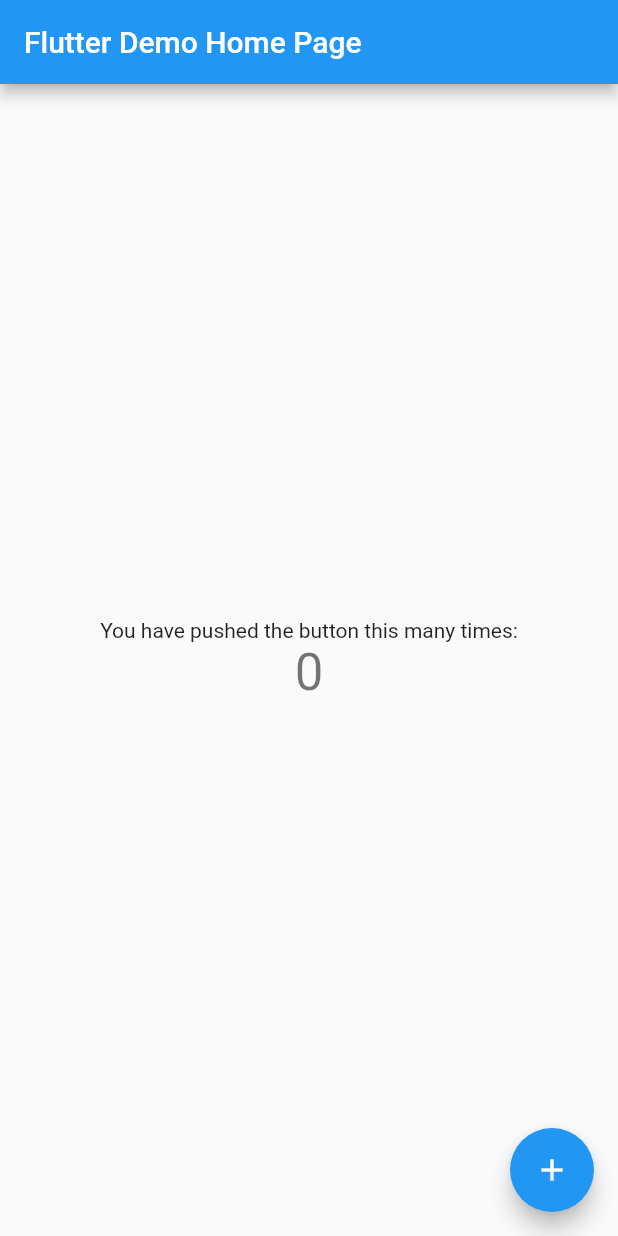
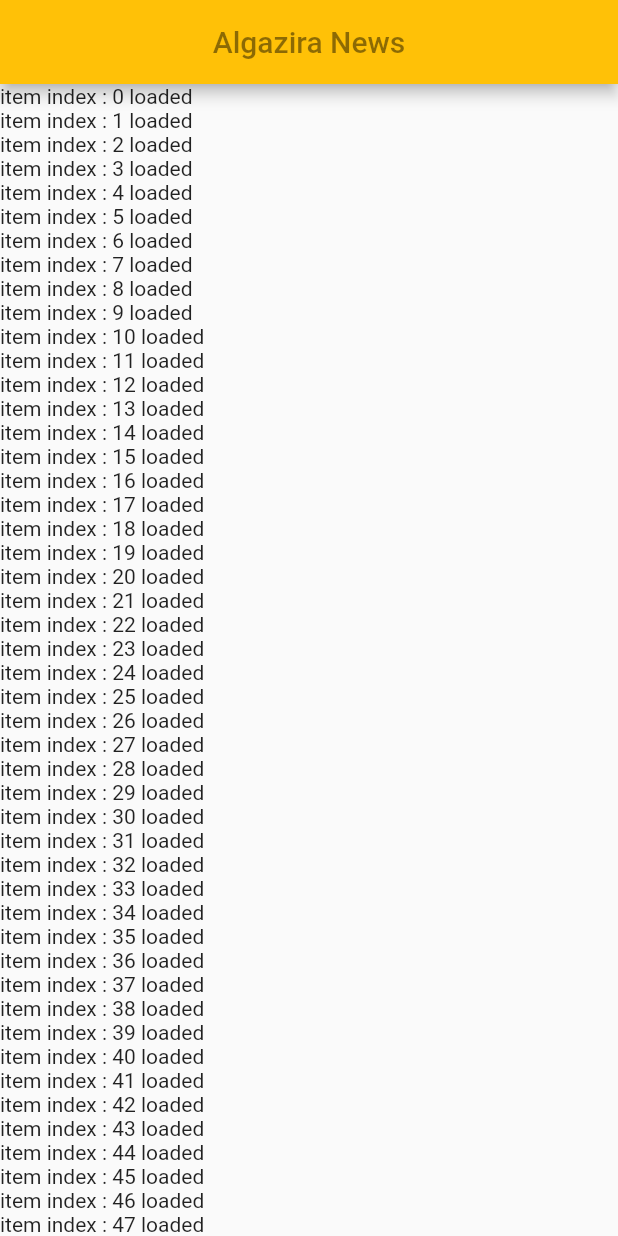
Before and after one commit to ElsaiedSamaka/chewie-video-player, a Flutter app: the screen it shows after launch, on a phone screen of 412 x 824 dp. Run offline on Flutter 3.47's test engine with Material 2 defaults, Android fonts, the phone set to English and light mode, and no system bars; our stand-ins replace rxdart, sqflite; accounts and stored records are empty.

```diff
--- a/news/lib/main.dart
+++ b/news/lib/main.dart
@@ -1,117 +1,5 @@
 import 'package:flutter/material.dart';
-
+import 'src/app.dart';
 void main() {
-  runApp(MyApp());
+  runApp(App());
 }
-
-class MyApp extends StatelessWidget {
-  // This widget is the root of your application.
-  @override
-  Widget build(BuildContext context) {
-    return MaterialApp(
-      title: 'Flutter Demo',
-      theme: ThemeData(
-        // This is the theme of your application.
-        //
-        // Try running your application with "flutter run". You'll see the
-        // application has a blue toolbar. Then, without quitting the app, try
-        // changing the primarySwatch below to Colors.green and then invoke
-        // "hot reload" (press "r" in the console where you ran "flutter run",
-        // or simply save your changes to "hot reload" in a Flutter IDE).
-        // Notice that the counter didn't reset back to zero; the application
-        // is not restarted.
-        primarySwatch: Colors.blue,
-        // This makes the visual density adapt to the platform that you run
-        // the app on. For desktop platforms, the controls will be smaller and
-        // closer together (more dense) than on mobile platforms.
-        visualDensity: VisualDensity.adaptivePlatformDensity,
-      ),
-      home: MyHomePage(title: 'Flutter Demo Home Page'),
-    );
-  }
-}
-
-class MyHomePage extends StatefulWidget {
-  MyHomePage({Key key, this.title}) : super(key: key);
-
-  // This widget is the home page of your application. It is stateful, meaning
-  // that it has a State object (defined below) that contains fields that affect
-  // how it looks.
-
-  // This class is the configuration for the state. It holds the values (in this
-  // case the title) provided by the parent (in this case the App widget) and
-  // used by the build method of the State. Fields in a Widget subclass are
-  // always marked "final".
-
-  final String title;
-
-  @override
-  _MyHomePageState createState() => _MyHomePageState();
-}
-
-class _MyHomePageState extends State<MyHomePage> {
-  int _counter = 0;
-
-  void _incrementCounter() {
-    setState(() {
-      // This call to setState tells the Flutter framework that something has
-      // changed in this State, which causes it to rerun the build method below
-      // so that the display can reflect the updated values. If we changed
-      // _counter without calling setState(), then the build method would not be
-      // called again, and so nothing would appear to happen.
-      _counter++;
-    });
-  }
-
-  @override
-  Widget build(BuildContext context) {
-    // This method is rerun every time setState is called, for instance as done
-    // by the _incrementCounter method above.
-    //
-    // The Flutter framework has been optimized to make rerunning build methods
-    // fast, so that you can just rebuild anything that needs updating rather
-    // than having to individually change instances of widgets.
-    return Scaffold(
-      appBar: AppBar(
-        // Here we take the value from the MyHomePage object that was created by
-        // the App.build method, and use it to set our appbar title.
-        title: Text(widget.title),
-      ),
-      body: Center(
-        // Center is a layout widget. It takes a single child and positions it
-        // in the middle of the parent.
-        child: Column(
-          // Column is also a layout widget. It takes a list of children and
-          // arranges them vertically. By default, it sizes itself to fit its
-          // children horizontally, and tries to be as tall as its parent.
-          //
-          // Invoke "debug painting" (press "p" in the console, choose the
-          // "Toggle Debug Paint" action from the Flutter Inspector in Android
-          // Studio, or the "Toggle Debug Paint" command in Visual Studio Code)
-          // to see the wireframe for each widget.
-          //
-          // Column has various properties to control how it sizes itself and
-          // how it positions its children. Here we use mainAxisAlignment to
-          // center the children vertically; the main axis here is the vertical
-          // axis because Columns are vertical (the cross axis would be
-          // horizontal).
-          mainAxisAlignment: MainAxisAlignment.center,
-          children: <Widget>[
-            Text(
-              'You have pushed the button this many times:',
-            ),
-            Text(
-              '$_counter',
-              style: Theme.of(context).textTheme.headline4,
-            ),
-          ],
-        ),
-      ),
-      floatingActionButton: FloatingActionButton(
-        onPressed: _incrementCounter,
-        tooltip: 'Increment',
-        child: Icon(Icons.add),
-      ), // This trailing comma makes auto-formatting nicer for build methods.
-    );
-  }
-}
--- /dev/null
+++ b/news/lib/src/app.dart
@@ -0,0 +1,14 @@
+import 'package:flutter/material.dart';
+
+import 'screens/news_list_screen.dart';
+
+class App extends StatelessWidget {
+  @override
+  Widget build(BuildContext context) {
+    return MaterialApp(
+      title: "News App -Based on HN API",
+      darkTheme: ThemeData.dark(),
+      home: NewsList(),
+    );
+  }
+}
--- /dev/null
+++ b/news/lib/src/controller/stories_bloc.dart
@@ -0,0 +1,5 @@
+import 'package:rxdart/rxdart.dart';
+
+class StoriesBloc {
+
+}
--- /dev/null
+++ b/news/lib/src/resources/reposoitry.dart
@@ -0,0 +1,22 @@
+import 'newsAPIprovider.dart';
+import 'newsDBprovider.dart';
+import 'dart:async';
+import '../models/item_model.dart';
+
+class Reposoitry {
+  NewsApiProvider apiProvider = new NewsApiProvider();
+  NewsDbProvider dbProvider = new NewsDbProvider();
+
+ Future<List<int>> fetchTopStories() {
+    return apiProvider.fetchTopid();
+  }
+
+ Future<ItemModel> fetchItem(int id) async {
+    var item = await dbProvider.fetchItem(id);
+    if (item != null) {
+      return item;
+    }
+    item = await apiProvider.fetchItem(id);
+    return item;
+  }
+}
--- /dev/null
+++ b/news/lib/src/screens/news_list_screen.dart
@@ -0,0 +1,38 @@
+import 'package:flutter/material.dart';
+
+class NewsList extends StatelessWidget {
+  @override
+  Widget build(BuildContext context) {
+    return Scaffold(
+      appBar: AppBar(
+        title: Text("Algazira News",style: TextStyle(color:Colors.black45),),
+        centerTitle: true,
+        titleSpacing: 4,
+        backgroundColor: Colors.amber,
+      ),
+      body: buildList(),
+    );
+  }
+
+  Widget buildList() {
+    return ListView.builder(
+      itemCount: 1000,
+      itemBuilder: (BuildContext context, int index) {
+        return FutureBuilder(
+          future: getFuture(),
+          builder: (BuildContext context, AsyncSnapshot snapshot) {
+            return snapshot.hasData
+                ? Text('item index : $index loaded' )
+                : Text('Item index: $index NOT loaded yet !');
+          },
+        );
+      },
+    );
+  }
+
+   getFuture() {
+    return Future.delayed(Duration(seconds: 3), () {
+      return 'Hi from future';
+    });
+  }
+}
```
Also changed, not shown: news/lib/src/controller/stories_provider.dart (added, +20 -0 lines), news/lib/src/models/item_model.dart (+64 -16 lines), news/lib/src/resources/newsAPIprovider.dart (added, +22 -0 lines), news/lib/src/resources/newsDBprovider.dart (added, +49 -0 lines), news/pubspec.yaml (+6 -1 lines), news/pubspec.lock, 1 other file.
